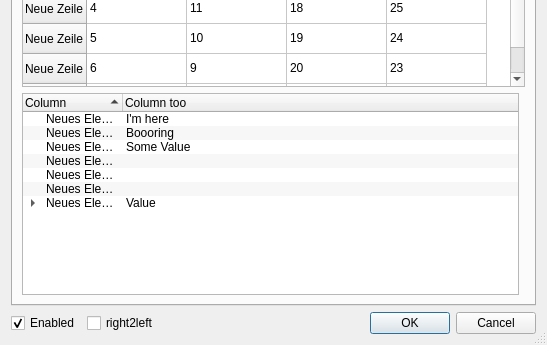
The window that config/uiDemo.ui (deiv/bespin-pkg) describes before a commit, drawn with Qt 5; both pictures show x 0 to 547 and y 161 to 506 of the 547 by 506 pixel window.
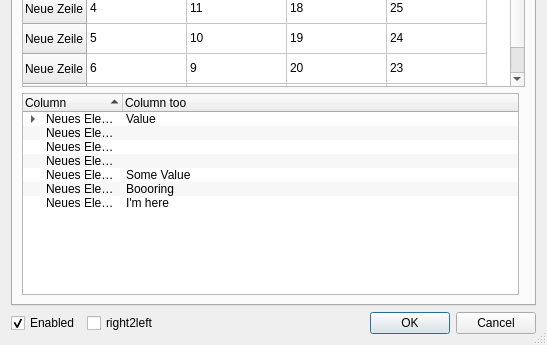
The same window after the commit. The open tabs and pages were chosen to show the change. Icons and pictures are not drawn.

Diff of the .ui file:
```diff
--- a/config/uiDemo.ui
+++ b/config/uiDemo.ui
@@ -774,54 +774,6 @@
            <string>Column too</string>
           </property>
          </column>
-         <item>
-          <property name="text" >
-           <string>Neues Element</string>
-          </property>
-          <property name="text" >
-           <string>I'm here</string>
-          </property>
-         </item>
-         <item>
-          <property name="text" >
-           <string>Neues Element</string>
-          </property>
-          <property name="text" >
-           <string>Boooring</string>
-          </property>
-         </item>
-         <item>
-          <property name="text" >
-           <string>Neues Element</string>
-          </property>
-          <property name="text" >
-           <string>Some Value</string>
-          </property>
-         </item>
-         <item>
-          <property name="text" >
-           <string>Neues Element</string>
-          </property>
-          <property name="text" >
-           <string/>
-          </property>
-         </item>
-         <item>
-          <property name="text" >
-           <string>Neues Element</string>
-          </property>
-          <property name="text" >
-           <string/>
-          </property>
-         </item>
-         <item>
-          <property name="text" >
-           <string>Neues Element</string>
-          </property>
-          <property name="text" >
-           <string/>
-          </property>
-         </item>
          <item>
           <property name="text" >
            <string>Neues Element</string>
@@ -934,6 +886,54 @@
            </item>
           </item>
          </item>
+         <item>
+          <property name="text" >
+           <string>Neues Element</string>
+          </property>
+          <property name="text" >
+           <string/>
+          </property>
+         </item>
+         <item>
+          <property name="text" >
+           <string>Neues Element</string>
+          </property>
+          <property name="text" >
+           <string/>
+          </property>
+         </item>
+         <item>
+          <property name="text" >
+           <string>Neues Element</string>
+          </property>
+          <property name="text" >
+           <string/>
+          </property>
+         </item>
+         <item>
+          <property name="text" >
+           <string>Neues Element</string>
+          </property>
+          <property name="text" >
+           <string>Some Value</string>
+          </property>
+         </item>
+         <item>
+          <property name="text" >
+           <string>Neues Element</string>
+          </property>
+          <property name="text" >
+           <string>Boooring</string>
+          </property>
+         </item>
+         <item>
+          <property name="text" >
+           <string>Neues Element</string>
+          </property>
+          <property name="text" >
+           <string>I'm here</string>
+          </property>
+         </item>
         </widget>
        </item>
       </layout>
```
Left out of the diff: 86 changed lines with no effect on the pictures.
